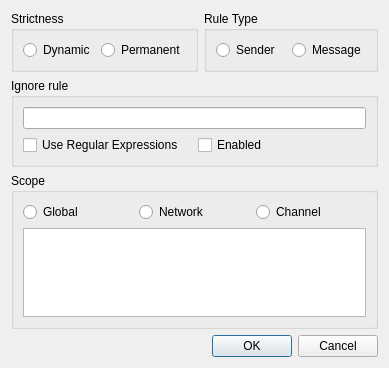
Before: the Qt Designer form src/qtui/settingspages/ignorelisteditdlg.ui in quassel/quassel, drawn with Qt 5.
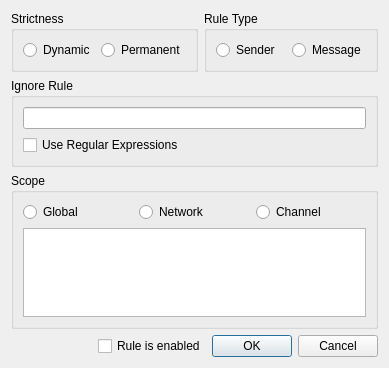
After: the same form once the commit is applied. Icons and pictures are not drawn.

Commit message:
Minor fixes to ignore list gui
- tooltips should now be way easier to translate
- moved the "Enabled" checkbox around

What changed in the file:
```diff
--- a/src/qtui/settingspages/ignorelisteditdlg.ui
+++ b/src/qtui/settingspages/ignorelisteditdlg.ui
@@ -123,7 +123,7 @@
 &lt;p style=&quot; margin-top:0px; margin-bottom:0px; margin-left:0px; margin-right:0px; -qt-block-indent:0; text-indent:0px;&quot;&gt;    &quot;stupid!.+&quot; (RegEx) matches any sender with nickname &quot;stupid&quot; from any host&lt;/p&gt;&lt;/body&gt;&lt;/html&gt;</string>
      </property>
      <property name="title">
-      <string>Ignore rule</string>
+      <string>Ignore Rule</string>
      </property>
      <layout class="QVBoxLayout" name="verticalLayout">
       <item>
@@ -152,23 +152,6 @@
           </property>
          </widget>
         </item>
-        <item>
-         <widget class="QCheckBox" name="isActiveCheckBox">
-          <property name="toolTip">
-           <string>&lt;!DOCTYPE HTML PUBLIC &quot;-//W3C//DTD HTML 4.0//EN&quot; &quot;http://www.w3.org/TR/REC-html40/strict.dtd&quot;&gt;
-&lt;html&gt;&lt;head&gt;&lt;meta name=&quot;qrichtext&quot; content=&quot;1&quot; /&gt;&lt;style type=&quot;text/css&quot;&gt;
-p, li { white-space: pre-wrap; }
-&lt;/style&gt;&lt;/head&gt;&lt;body style=&quot; font-family:'Sans Serif'; font-size:10pt; font-weight:400; font-style:normal;&quot;&gt;
-&lt;p style=&quot; margin-top:0px; margin-bottom:0px; margin-left:0px; margin-right:0px; -qt-block-indent:0; text-indent:0px;&quot;&gt;&lt;span style=&quot; font-weight:600;&quot;&gt;Enable / Disable:&lt;/span&gt;&lt;/p&gt;
-&lt;p style=&quot;-qt-paragraph-type:empty; margin-top:0px; margin-bottom:0px; margin-left:0px; margin-right:0px; -qt-block-indent:0; text-indent:0px; -qt-user-state:768;&quot;&gt;&lt;/p&gt;
-&lt;p style=&quot; margin-top:0px; margin-bottom:0px; margin-left:0px; margin-right:0px; -qt-block-indent:0; text-indent:0px;&quot;&gt;Only enabled rules are filtered.&lt;/p&gt;
-&lt;p style=&quot; margin-top:0px; margin-bottom:0px; margin-left:0px; margin-right:0px; -qt-block-indent:0; text-indent:0px; -qt-user-state:768;&quot;&gt;For dynamic rules, disabling actually shows the filtered messages again.&lt;/p&gt;&lt;/body&gt;&lt;/html&gt;</string>
-          </property>
-          <property name="text">
-           <string>Enabled</string>
-          </property>
-         </widget>
-        </item>
        </layout>
       </item>
      </layout>
@@ -243,14 +226,44 @@
     </widget>
    </item>
    <item>
-    <widget class="QDialogButtonBox" name="buttonBox">
-     <property name="orientation">
-      <enum>Qt::Horizontal</enum>
-     </property>
-     <property name="standardButtons">
-      <set>QDialogButtonBox::Cancel|QDialogButtonBox::Ok</set>
-     </property>
-    </widget>
+    <layout class="QHBoxLayout" name="horizontalLayout_6">
+     <item>
+      <spacer name="horizontalSpacer">
+       <property name="orientation">
+        <enum>Qt::Horizontal</enum>
+       </property>
+       <property name="sizeHint" stdset="0">
+        <size>
+         <width>40</width>
+         <height>20</height>
+        </size>
+       </property>
+      </spacer>
+     </item>
+     <item>
+      <widget class="QCheckBox" name="isActiveCheckBox">
+       <property name="toolTip">
+        <string>&lt;p&gt;&lt;b&gt;Enable / Disable:&lt;/b&gt;&lt;/p&gt;
+&lt;p&gt;Only enabled rules are filtered.
+&lt;br /&gt;
+For dynamic rules, disabling actually shows the filtered messages again.&lt;/p&gt;</string>
+       </property>
+       <property name="text">
+        <string>Rule is enabled</string>
+       </property>
+      </widget>
+     </item>
+     <item>
+      <widget class="QDialogButtonBox" name="buttonBox">
+       <property name="orientation">
+        <enum>Qt::Horizontal</enum>
+       </property>
+       <property name="standardButtons">
+        <set>QDialogButtonBox::Cancel|QDialogButtonBox::Ok</set>
+       </property>
+      </widget>
+     </item>
+    </layout>
    </item>
   </layout>
  </widget>
```
Left out of the diff: 129 changed lines with no effect on the pictures. The commit also changes 1 other file.
